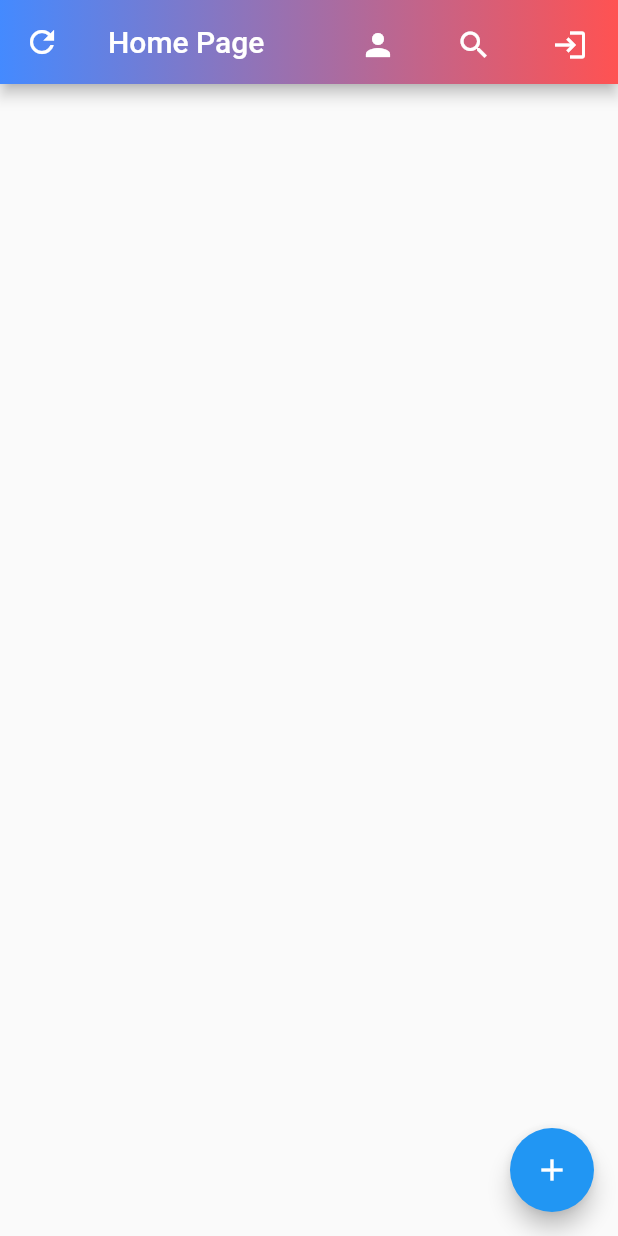
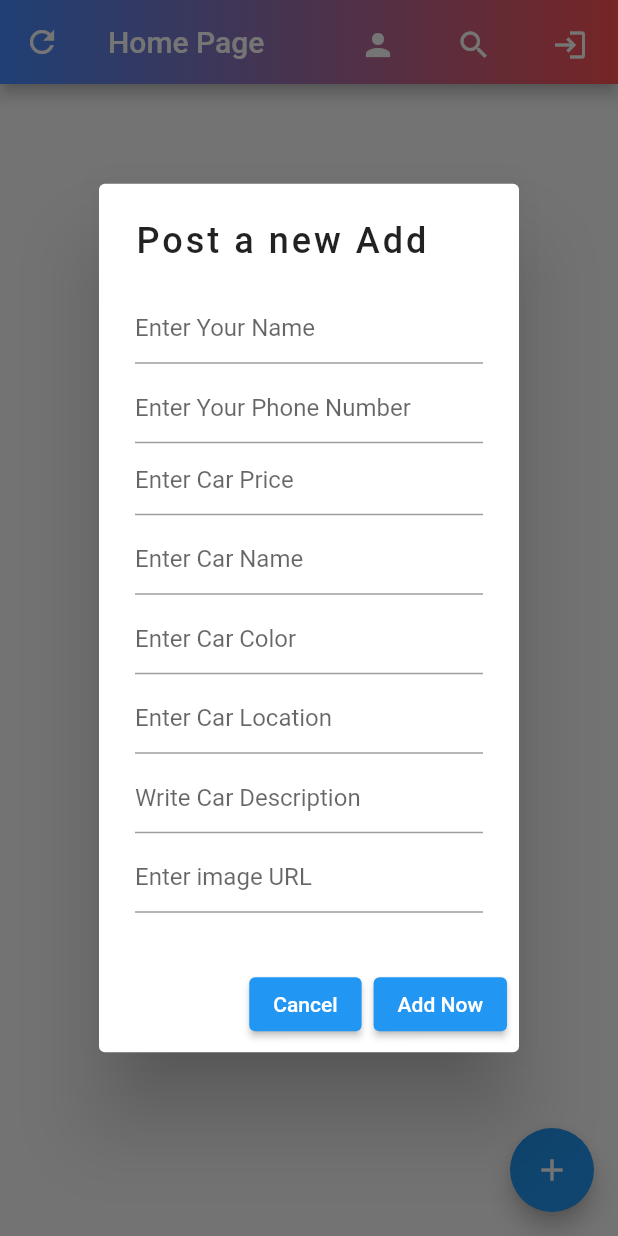
Before and after one commit to Hassan1Ehsani/Splash-Screen, a Flutter app: the HomeScreen screen opened directly, after a tap on the "add" icon, on a phone screen of 412 x 824 dp. Run offline on Flutter 3.47's test engine with Material 2 defaults, Android fonts, the phone set to English and light mode, and no system bars; our stand-ins replace cloud_firestore, firebase_auth, firebase_core; missing offline and left inert: dart:html; accounts and stored records are empty; Roboto replaces fonts that are missing (Bebas).

Commit message:
create page add post for new Car

```diff
--- a/lib/home_screen.dart
+++ b/lib/home_screen.dart
@@ -1,4 +1,10 @@
+import 'dart:html';
+
+import 'package:cloud_firestore/cloud_firestore.dart';
 import 'package:flutter/material.dart';
+import 'package:firebase_auth/firebase_auth.dart';
+import 'package:splash_screen/functions.dart';
+import 'package:splash_screen/global_var.dart';
 
 class HomeScreen extends StatefulWidget {
   const HomeScreen({Key key}) : super(key: key);
@@ -8,16 +14,159 @@ class HomeScreen extends StatefulWidget {
 }
 
 class _HomeScreenState extends State<HomeScreen> {
+  FirebaseAuth auth = FirebaseAuth.instance;
+
+  String userName;
+  String userNamber;
+  String carPrice;
+  String carModel;
+  String carColor;
+  String descreption;
+  String urlImage;
+  String carLocation;
+
+  QuerySnapshot cars;
+  carMethods carobj = new carMethods();
+
+  Future<bool> showDialogForAddingData() async {
+    return showDialog(
+        context: context,
+        barrierDismissible: false,
+        builder: (BuildContext context) {
+          return AlertDialog(
+            title: Text(
+              "Post a new Add",
+              style: TextStyle(
+                  fontSize: 24, fontFamily: "Bebas", letterSpacing: 2),
+            ),
+            content: Column(
+              mainAxisSize: MainAxisSize.min,
+              children: [
+                TextField(
+                  decoration: InputDecoration(hintText: "Enter Your Name"),
+                  onChanged: (value) {
+                    this.userName = value;
+                  },
+                ),
+                SizedBox(
+                  height: 5,
+                ),
+                TextField(
+                  decoration:
+                      InputDecoration(hintText: "Enter Your Phone Number"),
+                  onChanged: (value) {
+                    this.userNamber = value;
+                  },
+                ),
+                TextField(
+                  decoration: InputDecoration(hintText: "Enter Car Price"),
+                  onChanged: (value) {
+                    this.carPrice = value;
+                  },
+                ),
+                SizedBox(
+                  height: 5,
+                ),
+                TextField(
+                  decoration: InputDecoration(hintText: "Enter Car Name"),
+                  onChanged: (value) {
+                    this.carModel = value;
+                  },
+                ),
+                SizedBox(
+                  height: 5,
+                ),
+                TextField(
+                  decoration: InputDecoration(hintText: "Enter Car Color"),
+                  onChanged: (value) {
+                    this.carColor = value;
+                  },
+                ),
+                SizedBox(
+                  height: 5,
+                ),
+                TextField(
+                  decoration: InputDecoration(hintText: "Enter Car Location"),
+                  onChanged: (value) {
+                    this.carLocation = value;
+                  },
+                ),
+                SizedBox(
+                  height: 5,
+                ),
+                TextField(
+                  decoration:
+                      InputDecoration(hintText: "Write Car Description"),
+                  onChanged: (value) {
+                    this.descreption = value;
+                  },
+                ),
+                SizedBox(
+                  height: 5,
+                ),
+                TextField(
+                  decoration: InputDecoration(hintText: "Enter image URL"),
+                  onChanged: (value) {
+                    this.urlImage = value;
+                  },
+                ),
+                SizedBox(
+                  height: 5,
+                ),
+              ],
+            ),
+            actions: [
+              ElevatedButton(
+                onPressed: () {
+                  Navigator.pop(context);
+                },
+                child: Text(
+                  "Cancel",
+                ),
+              ),
+              ElevatedButton(
+                onPressed: () {
+                  Map<String, dynamic> carData = {
+                    'userName': this.userName,
+                    'uId': userId,
+                    'userNumber': this.userNamber,
+                    'carPrice': this.carPrice,
+                    'carModel': this.carModel,
+                    'carColor': this.carColor,
+                    'carLocation': this.carLocation,
+                    'description': this.descreption,
+                    'urlImage': this.urlImage,
+                    'imagPro': userImageUrl,
+                    'time': DateTime.now(),
+                  };
+                  carobj.addData(carData).then((value) {
+                    print("Data Added Successfully");
+                    Navigator.push(context,
+                        MaterialPageRoute(builder: (context) => HomeScreen()));
+                  }).catchError((onError) {
+                    print(onError);
+                  });
+                },
+                child: Text(
+                  "Add Now",
+                ),
+              ),
+            ],
+          );
+        });
+  }
+
   @override
   Widget build(BuildContext context) {
     return Scaffold(
       appBar: AppBar(
         leading: IconButton(
-            onPressed: () {},
-            icon: Icon(
-              Icons.refresh,
-              color: Colors.white,
-            )),
+          onPressed: () {},
+          icon: Icon(
+            Icons.refresh,
+            color: Colors.white,
+          ),
+        ),
         actions: [
           TextButton(
             onPressed: () {},
@@ -65,7 +214,9 @@ class _HomeScreenState extends State<HomeScreen> {
       floatingActionButton: FloatingActionButton(
         tooltip: 'Add Post',
         child: Icon(Icons.add),
-        onPressed: () {},
+        onPressed: () {
+          showDialogForAddingData();
+        },
       ),
     );
   }
```
